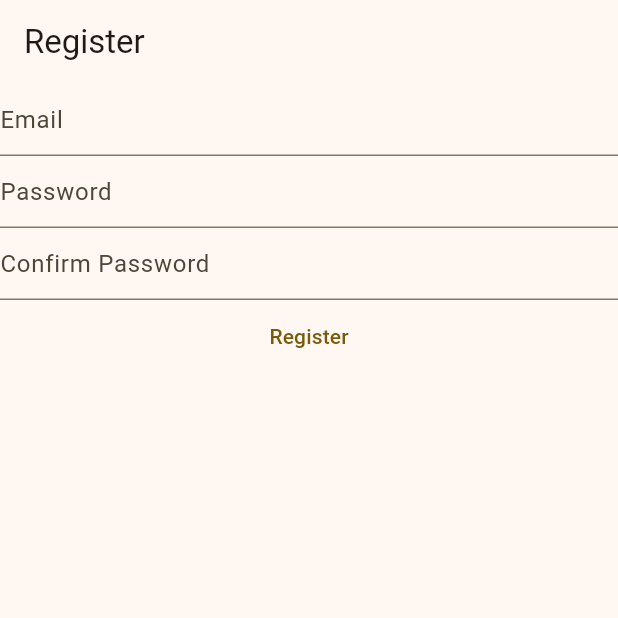
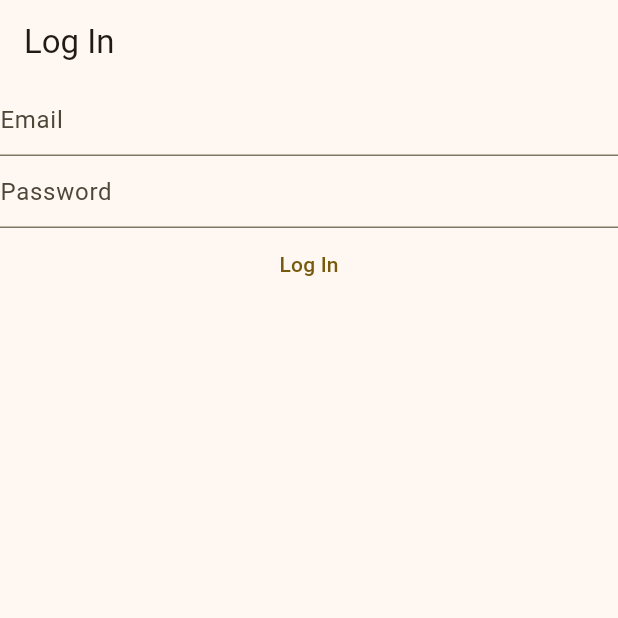
Before and after one commit to madmoosey/todo_dart, a Flutter app: the screen it shows after launch, on a phone screen of 412 x 824 dp, the top half of it. Run offline on Flutter 3.47's test engine with Material 3 defaults, Android fonts, the light colour scheme and no system bars; our stand-ins replace dio, go_router; missing offline and left inert: window_size.

Commit message:
More stuff

```diff
--- a/lib/main.dart
+++ b/lib/main.dart
@@ -3,6 +3,9 @@ import 'dart:io' show Platform;
 import 'package:flutter/foundation.dart' show kIsWeb;
 import 'package:flutter/material.dart';
 import 'package:window_size/window_size.dart';
+import 'package:dio/dio.dart';
+
+final dio = Dio();
 
 void main() {
   setupWindow();
@@ -41,29 +44,27 @@ class MyApp extends StatelessWidget {
         colorScheme: ColorScheme.fromSeed(seedColor: Colors.amber),
         useMaterial3: true,
       ),
-      home: const Register(title: 'Truck Master Warranty'),
+      home: const LoginView(title: 'Truck Master Warranty'),
     );
   }
 }
 
-class Register extends StatefulWidget {
-  const Register({super.key, required this.title});
+class LoginView extends StatefulWidget {
+  const LoginView({super.key, required this.title});
 
   final String title;
   @override
-  State<Register> createState() => _RegisterState();
+  State<LoginView> createState() => _LoginViewState();
 }
 
-class _RegisterState extends State<Register> {
+class _LoginViewState extends State<LoginView> {
   late final TextEditingController _email;
   late final TextEditingController _password;
-  late final TextEditingController _confirmPassword;
 
   @override
   void initState() {
     _email = TextEditingController();
     _password = TextEditingController();
-    _confirmPassword = TextEditingController();
     super.initState();
   }
 
@@ -71,7 +72,6 @@ class _RegisterState extends State<Register> {
   void dispose() {
     _email.dispose();
     _password.dispose();
-    _confirmPassword.dispose();
     super.dispose();
   }
 
@@ -79,7 +79,7 @@ class _RegisterState extends State<Register> {
   Widget build(BuildContext context) {
     return SafeArea(
         child: Scaffold(
-            appBar: AppBar(title: const Text('Register')),
+            appBar: AppBar(title: const Text('Log In')),
             body: Column(
               children: [
                 TextField(
@@ -96,24 +96,15 @@ class _RegisterState extends State<Register> {
                   autocorrect: false,
                   enableSuggestions: false,
                 ),
-                TextField(
-                  controller: _confirmPassword,
-                  decoration:
-                      const InputDecoration(hintText: 'Confirm Password'),
-                  obscureText: true,
-                  autocorrect: false,
-                  enableSuggestions: false,
-                ),
                 TextButton(
                   onPressed: () async {
                     final email = _email.text;
                     final password = _password.text;
-                    final confirmPassword = _confirmPassword.text;
-                    if (password == confirmPassword) {
-                      print(email);
-                    }
+                    final _ = await dio.post(
+                        'https://app.staging.truckmasterwarranty.com/api/token/',
+                        data: {'email': email, 'password': password});
                   },
-                  child: const Text('Register'),
+                  child: const Text('Log In'),
                 ),
               ],
             )));
--- a/pubspec.yaml
+++ b/pubspec.yaml
@@ -45,6 +45,7 @@ dependencies:
       url: https://github.com/google/flutter-desktop-embedding.git
       path: plugins/window_size
   flutter_bloc: ^8.1.6
+  flutter_secure_storage: ^9.2.2
 
 
 dev_dependencies:
```
Also changed, not shown: lib/views/register.dart (added, +80 -0 lines), flutter_01.png (added), 11 other files.
